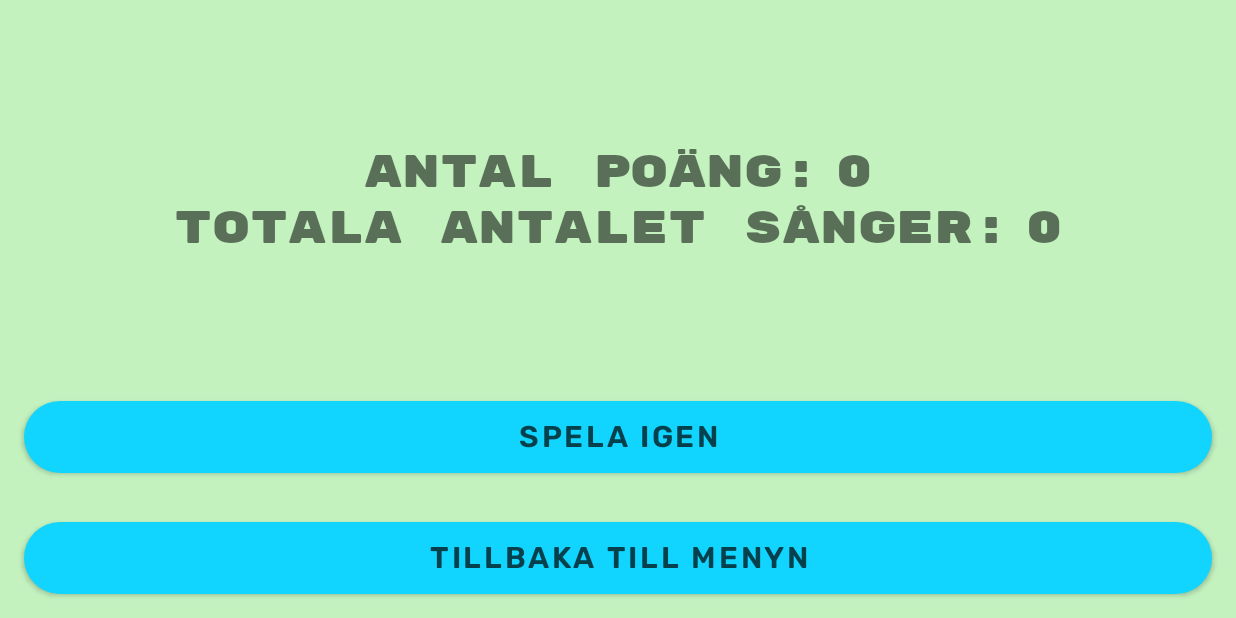
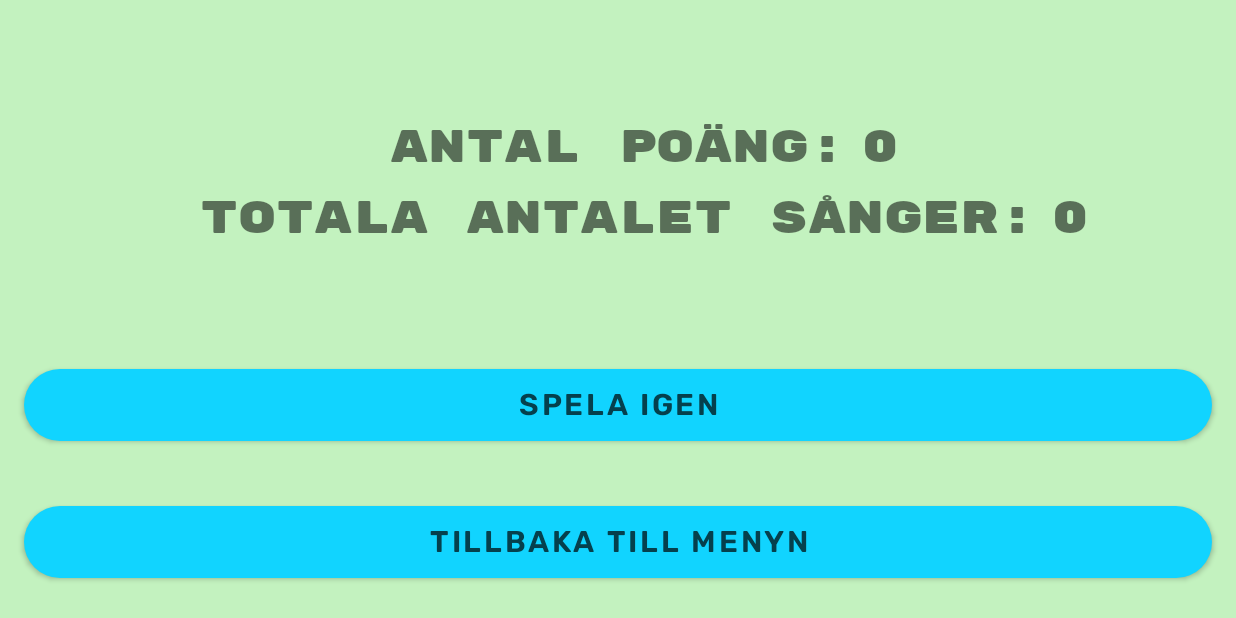
Before and after one commit to emmylindgren/OCCENTO, an Android app: the fragment GameResultFragment placed in its activity, on a phone screen of 824 x 412 dp (held sideways). Run offline under Robolectric (Android 15) with nearby library versions, the phone set to English and light mode, and no system bars; our stand-ins replace Room's generated code; 2 statements that could not run were skipped.

Commit message:
Starting new gameround from result now working.

```diff
--- a/app/src/main/java/se/umu/emli/ou3/ui/gameResult/GameResultFragment.java
+++ b/app/src/main/java/se/umu/emli/ou3/ui/gameResult/GameResultFragment.java
@@ -1,6 +1,8 @@
 package se.umu.emli.ou3.ui.gameResult;
 
+import androidx.fragment.app.FragmentManager;
 import androidx.fragment.app.FragmentResultListener;
+import androidx.fragment.app.FragmentTransaction;
 import androidx.lifecycle.ViewModelProvider;
 
 import android.content.Intent;
@@ -14,16 +16,20 @@ import android.view.LayoutInflater;
 import android.view.View;
 import android.view.ViewGroup;
 import android.widget.Button;
+import android.widget.TextView;
 
 import se.umu.emli.ou3.GameActivity;
 import se.umu.emli.ou3.MainActivity;
 import se.umu.emli.ou3.R;
+import se.umu.emli.ou3.ui.gameRound.GameRoundFragment;
 
 public class GameResultFragment extends Fragment {
 
     private GameResultViewModel gameResultViewModel;
     private View root;
 
+    private TextView totalPoints;
+    private TextView totalRounds;
     private Button goBackToMenuButton;
     private Button playAgainButton;
 
@@ -47,16 +53,19 @@ public class GameResultFragment extends Fragment {
 
     private void showResults() {
         Bundle extras = getArguments();
-        System.out.println(extras.getInt("totalPoints"));
-        System.out.println(extras.getInt("totalNrOfRounds"));
+        // TODO: detta nedan kraschar appen. den va nästlad men ej pga de?
+
+        totalPoints.setText(Integer.toString(extras.getInt("totalPoints")));
+        totalRounds.setText(Integer.toString(extras.getInt("totalNrOfRounds")));
     }
 
     private void playAgain() {
+        FragmentTransaction ft = getActivity().getSupportFragmentManager().beginTransaction();
+        ft.replace(R.id.host_fragment_game, new GameRoundFragment());
+        ft.commit();
     }
 
     private void goBackToMenu() {
-        /*Intent intent = new Intent(getActivity(), MainActivity.class);
-        startActivity(intent);*/
         getActivity().finish();
     }
 
@@ -68,6 +77,8 @@ public class GameResultFragment extends Fragment {
     private void setUpViewItems() {
         goBackToMenuButton =root.findViewById(R.id.go_to_menu_button);
         playAgainButton = root.findViewById(R.id.play_again_button);
+        totalPoints= root.findViewById(R.id.nr_of_points_value);
+        totalRounds = root.findViewById(R.id.total_nr_of_songs_value);
     }
 
 }
--- a/app/src/main/res/layout/fragment_game_result.xml
+++ b/app/src/main/res/layout/fragment_game_result.xml
@@ -7,28 +7,17 @@
     tools:context=".ui.gameResult.GameResultFragment"
     android:background="@color/primary_green">
 
-    <LinearLayout
-        android:id="@+id/scoreInfo"
-        android:layout_width="wrap_content"
-        android:layout_height="wrap_content"
-        android:orientation="vertical"
-        app:layout_constraintStart_toStartOf="parent"
-        app:layout_constraintEnd_toEndOf="parent"
-        app:layout_constraintTop_toTopOf="parent"
-        app:layout_constraintBottom_toTopOf="@id/play_again_button">
-
-        <LinearLayout
-            android:layout_width="wrap_content"
-            android:layout_height="wrap_content"
-            android:orientation="horizontal"
-            android:layout_gravity="center">
     <TextView
         android:id="@+id/nr_Of_points_text"
         android:layout_width="wrap_content"
         android:layout_height="wrap_content"
         android:text="@string/total_points_text"
         android:fontFamily="@font/rubik_mono_one"
-                android:textSize="30sp"/>
+        android:textSize="30sp"
+        app:layout_constraintStart_toStartOf="parent"
+        app:layout_constraintEnd_toEndOf="parent"
+        app:layout_constraintTop_toTopOf="parent"
+        android:layout_marginTop="80dp"/>
     <TextView
         android:id="@+id/nr_of_points_value"
         android:layout_width="wrap_content"
@@ -36,15 +25,9 @@
         android:text="0"
         android:layout_marginStart="10dp"
         android:fontFamily="@font/rubik_mono_one"
-                android:textSize="30sp"/>
-
-        </LinearLayout>
-
-        <LinearLayout
-            android:layout_width="wrap_content"
-            android:layout_height="wrap_content"
-            android:orientation="horizontal"
-            android:layout_gravity="center">
+        android:textSize="30sp"
+        app:layout_constraintStart_toEndOf="@id/nr_Of_points_text"
+        app:layout_constraintTop_toTopOf="@id/nr_Of_points_text"/>
 
     <TextView
         android:id="@+id/total_nr_of_songs_text"
@@ -52,7 +35,11 @@
         android:layout_height="wrap_content"
         android:text="@string/total_songs_text"
         android:fontFamily="@font/rubik_mono_one"
-                android:textSize="30sp"/>
+        android:textSize="30sp"
+        app:layout_constraintTop_toBottomOf="@id/nr_Of_points_text"
+        app:layout_constraintStart_toStartOf="parent"
+        app:layout_constraintEnd_toEndOf="parent"
+        android:layout_marginTop="10dp"/>
     <TextView
         android:id="@+id/total_nr_of_songs_value"
         android:layout_width="wrap_content"
@@ -60,18 +47,17 @@
         android:text="0"
         android:layout_marginStart="10dp"
         android:fontFamily="@font/rubik_mono_one"
-                android:textSize="30sp"/>
+        android:textSize="30sp"
+        app:layout_constraintStart_toEndOf="@id/total_nr_of_songs_text"
+        app:layout_constraintTop_toTopOf="@id/total_nr_of_songs_text"/>
 
-        </LinearLayout>
-
-    </LinearLayout>
 
     <Button
         android:id="@+id/play_again_button"
         android:layout_width="match_parent"
         android:layout_height="wrap_content"
         android:text="@string/play_again_button_text"
-        app:layout_constraintTop_toBottomOf="@id/scoreInfo"
+        app:layout_constraintTop_toTopOf="@id/total_nr_of_songs_text"
         app:layout_constraintBottom_toBottomOf="parent"
         app:layout_constraintStart_toStartOf="parent"
         app:layout_constraintEnd_toEndOf="parent"
```
Lines whose indentation alone changed are shown as unchanged.
